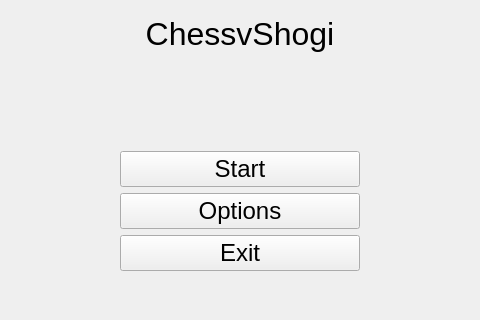
First picture: the form in chessVshogi/UI/mainwindow.ui, repository sahinakkaya/chess, before the edit; both pictures show x 96 to 576 and y 160 to 480 of the 672 by 480 pixel window.
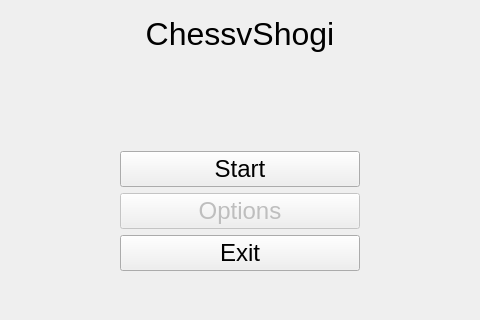
Second picture: the form after the edit.

Diff of the .ui file:
```diff
--- a/chessVshogi/UI/mainwindow.ui
+++ b/chessVshogi/UI/mainwindow.ui
@@ -172,6 +172,9 @@
       </item>
       <item row="2" column="2">
        <widget class="QPushButton" name="buttonOpts">
+        <property name="enabled">
+         <bool>false</bool>
+        </property>
         <property name="sizePolicy">
          <sizepolicy hsizetype="MinimumExpanding" vsizetype="Fixed">
           <horstretch>0</horstretch>
```
